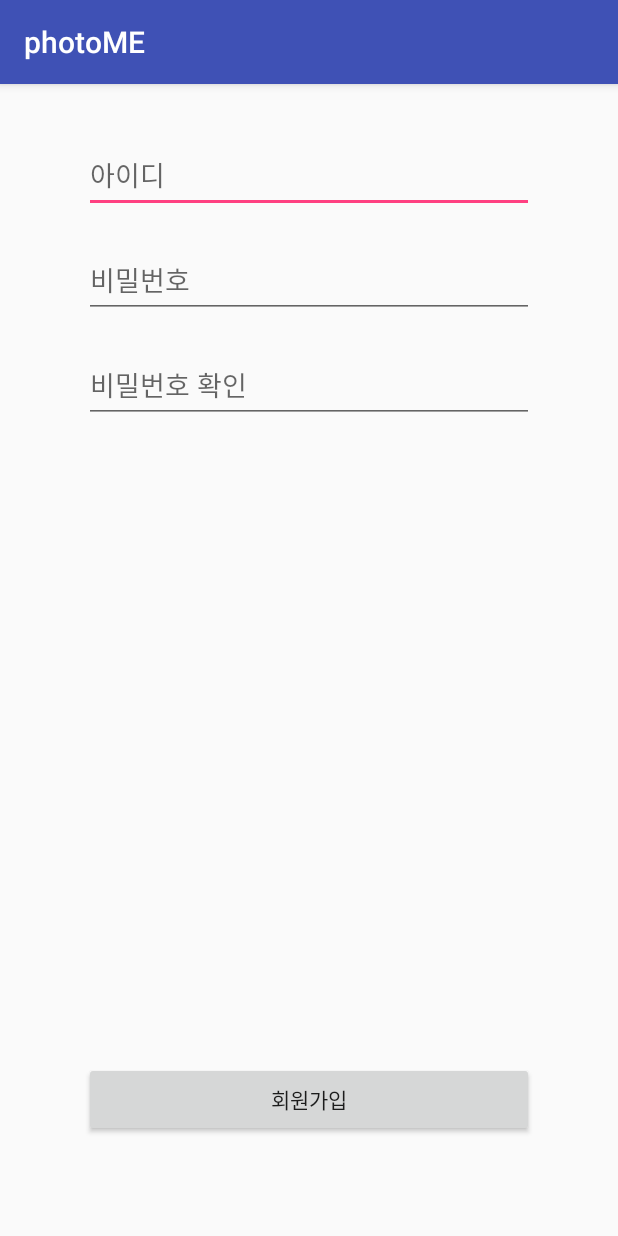
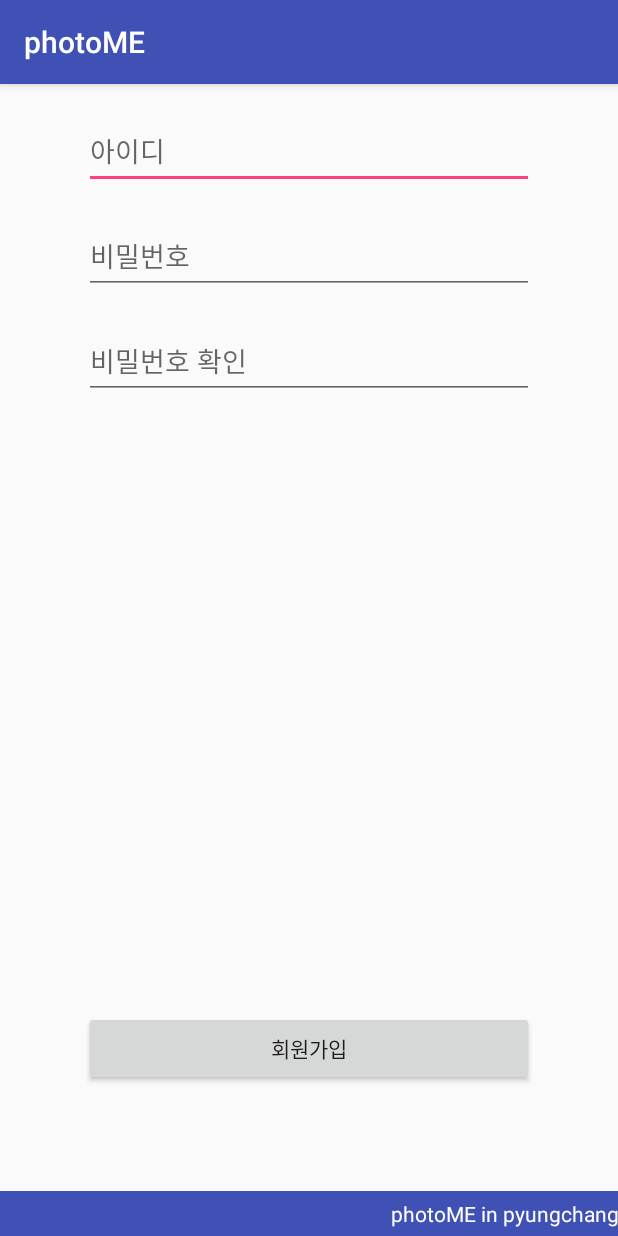
Before and after one commit to sungjunyoung/photoME, an Android app: the screen it shows after launch (SignupActivity), after a tap on "회원가입", on a phone screen of 412 x 824 dp. Run offline under Robolectric (Android 15) with nearby library versions, the phone set to English and light mode, and no system bars; Roboto replaces fonts that are not available here; 9 statements that could not run were skipped.

Commit message:
로그인화면,회원가입화면 이쁘게 꾸미기 // 글꼴all변경, 배치 깔끔하게

```diff
--- a/app/src/main/AndroidManifest.xml
+++ b/app/src/main/AndroidManifest.xml
@@ -31,7 +31,9 @@
             android:value="@integer/google_play_services_version" />
 
         <activity android:name=".Activity.SignupActivity" />
+
         <activity android:name=".Activity.IntroduceActivity"></activity>
+
     </application>
 
 </manifest>
--- a/app/src/main/java/com/teamtoriden/photome/Activity/LoginActivity.java
+++ b/app/src/main/java/com/teamtoriden/photome/Activity/LoginActivity.java
@@ -1,7 +1,6 @@
 package com.teamtoriden.photome.Activity;
 
 import android.content.Intent;
-import android.graphics.Typeface;
 import android.support.v7.app.AppCompatActivity;
 import android.os.Bundle;
 import android.text.method.PasswordTransformationMethod;
@@ -13,12 +12,15 @@ import android.widget.Toast;
 
 import com.teamtoriden.photome.R;
 
+import static android.graphics.Typeface.createFromAsset;
+
 public class LoginActivity extends AppCompatActivity {
 
     String myId;
     String myPassword;
     EditText idText;
     EditText pwText;
+    CheckBox box;
 
     @Override
     protected void onCreate(Bundle savedInstanceState) {
@@ -30,6 +32,7 @@ public class LoginActivity extends AppCompatActivity {
 
         idText = (EditText) findViewById(R.id.idInput);
         pwText = (EditText) findViewById(R.id.pwInput);
+        box = (CheckBox) findViewById(R.id.checkBox);
 
         //비밀번호는 *모양으로 표시
         PasswordTransformationMethod passwdtm = new PasswordTransformationMethod();
@@ -37,15 +40,13 @@ public class LoginActivity extends AppCompatActivity {
 
         //saymael로 글꼴 변경
         Button button1 = (Button) findViewById(R.id.loginButton);
-        button1.setTypeface(Typeface.createFromAsset(getAssets(), "saymael.ttf"));
-
+        button1.setTypeface(createFromAsset(getAssets(), "saymael.ttf"));
         Button button2 = (Button) findViewById(R.id.signupButton);
-        button2.setTypeface(Typeface.createFromAsset(getAssets(), "saymael.ttf"));
-
-        CheckBox box = (CheckBox) findViewById(R.id.checkBox);
-        box.setTypeface(Typeface.createFromAsset(getAssets(), "saymael.ttf"));
+        button2.setTypeface(createFromAsset(getAssets(), "saymael.ttf"));
+        box.setTypeface(createFromAsset(getAssets(), "saymael.ttf"));
+        idText.setTypeface(createFromAsset(getAssets(), "saymael.ttf"));
+        pwText.setTypeface(createFromAsset(getAssets(), "saymael.ttf"));
     }
-
 
     public boolean loginCheck(String id, String pw) {
         return idText.getText().toString().equals(id) && pwText.getText().toString().equals(pw);
@@ -53,7 +54,7 @@ public class LoginActivity extends AppCompatActivity {
 
     public void LoginClicked(View view) {
         if (!loginCheck(myId, myPassword)) {
-            Toast.makeText(LoginActivity.this, "아이디와 비밀번호가 일치하지 않습니다", Toast.LENGTH_SHORT).show();
+            Toast.makeText(LoginActivity.this, "로그인 정보가 일치하지 않습니다", Toast.LENGTH_SHORT).show();
         } else {
             //MainActivity로 이동
             Intent intent = new Intent(getApplicationContext(), MainActivity.class);
@@ -63,7 +64,7 @@ public class LoginActivity extends AppCompatActivity {
 
     public void SignupClicked(View view) {
         //SignupActivity로 이동
-        Intent intent2 = new Intent(getApplicationContext(), SignupActivity.class);
-        startActivity(intent2);
+        Intent intent1 = new Intent(getApplicationContext(), SignupActivity.class);
+        startActivity(intent1);
     }
 }
--- a/app/src/main/res/layout/activity_signup.xml
+++ b/app/src/main/res/layout/activity_signup.xml
@@ -2,12 +2,8 @@
     xmlns:tools="http://schemas.android.com/tools"
     android:layout_width="match_parent"
     android:layout_height="match_parent"
-    android:paddingBottom="@dimen/activity_vertical_margin"
-    android:paddingLeft="@dimen/activity_horizontal_margin"
-    android:paddingRight="@dimen/activity_horizontal_margin"
-    android:paddingTop="@dimen/activity_vertical_margin"
-    tools:context="com.teamtoriden.photome.Activity.SignupActivity">
-
+    tools:context="com.teamtoriden.photome.Activity.SignupActivity"
+    android:orientation="vertical">
 
     <EditText
         android:layout_width="300dp"
@@ -16,8 +12,6 @@
         android:layout_centerHorizontal="true"
         android:hint="아이디"
         android:id="@+id/editUsername" />
-
-
 
     <EditText
         android:layout_width="300dp"
@@ -43,8 +37,19 @@
         android:text="회원가입"
         android:onClick="NextstepClicked"
         android:id="@+id/button"
+        android:layout_marginBottom="100dp"
         android:layout_alignParentBottom="true"
-        android:layout_centerHorizontal="true"
-        android:layout_marginBottom="50dp" />
+        android:layout_centerHorizontal="true" />
 
+    <TextView
+        android:background="@color/colorPrimary"
+        android:text="photoME in pyungchang"
+        android:textColor="#FFFFFF"
+        android:textAlignment="viewEnd"
+        android:paddingTop="5dp"
+        android:layout_width="match_parent"
+        android:layout_height="30dp"
+        android:layout_gravity="bottom"
+        android:layout_alignParentBottom="true"
+        android:layout_alignParentEnd="true" />
 </RelativeLayout>
```
Also changed, not shown: app/src/main/java/com/teamtoriden/photome/Activity/SignupActivity.java (+7 -12 lines), app/src/main/res/layout/activity_login.xml (+15 -7 lines).
